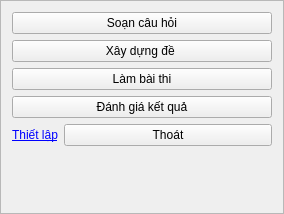
First picture: the form in giao_dien_chinh/giao_dien_chinh.ui, repository NguyenQuangMinh0504/he_thong_tao_de_thi_cho_giao_vien, before the edit.
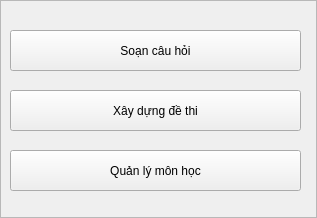
Second picture: the form after the edit.

Diff of the .ui file:
```diff
--- a/giao_dien_chinh/giao_dien_chinh.ui
+++ b/giao_dien_chinh/giao_dien_chinh.ui
@@ -6,15 +6,10 @@
    <rect>
     <x>0</x>
     <y>0</y>
-    <width>284</width>
-    <height>214</height>
+    <width>317</width>
+    <height>218</height>
    </rect>
   </property>
-  <property name="font">
-   <font>
-    <underline>false</underline>
-   </font>
-  </property>
   <property name="windowTitle">
    <string>Frame</string>
   </property>
@@ -24,65 +19,45 @@
   <property name="frameShadow">
    <enum>QFrame::Raised</enum>
   </property>
-  <layout class="QFormLayout" name="formLayout">
-   <item row="0" column="0" colspan="2">
-    <layout class="QVBoxLayout" name="button_layout">
-     <item>
-      <widget class="QPushButton" name="soan_cau_hoi_button">
-       <property name="text">
-        <string>Soạn câu hỏi</string>
-       </property>
-      </widget>
-     </item>
-     <item>
-      <widget class="QPushButton" name="xay_dung_de_button">
-       <property name="text">
-        <string>Xây dựng đề </string>
-       </property>
-      </widget>
-     </item>
-     <item>
-      <widget class="QPushButton" name="lam_bai_thi">
-       <property name="text">
-        <string>Làm bài thi</string>
-       </property>
-      </widget>
-     </item>
-     <item>
-      <widget class="QPushButton" name="danh_gia_ket_qua_button">
-       <property name="text">
-        <string>Đánh giá kết quả</string>
-       </property>
-      </widget>
-     </item>
-    </layout>
-   </item>
-   <item row="2" column="0">
-    <widget class="QLabel" name="thiet_lap_label">
-     <property name="enabled">
-      <bool>true</bool>
-     </property>
-     <property name="font">
-      <font>
-       <underline>true</underline>
-      </font>
-     </property>
-     <property name="autoFillBackground">
-      <bool>false</bool>
-     </property>
-     <property name="text">
-      <string>&lt;html&gt;&lt;head/&gt;&lt;body&gt;&lt;p&gt;&lt;span style=&quot; color:#0000ff;&quot;&gt;Thiết lập&lt;/span&gt;&lt;/p&gt;&lt;/body&gt;&lt;/html&gt;</string>
-     </property>
-    </widget>
-   </item>
-   <item row="2" column="1">
-    <widget class="QPushButton" name="thoat_button">
-     <property name="text">
-      <string>Thoát</string>
-     </property>
-    </widget>
-   </item>
-  </layout>
+  <widget class="QPushButton" name="soan_cau_hoi_button">
+   <property name="geometry">
+    <rect>
+     <x>10</x>
+     <y>30</y>
+     <width>291</width>
+     <height>41</height>
+    </rect>
+   </property>
+   <property name="text">
+    <string>Soạn câu hỏi</string>
+   </property>
+  </widget>
+  <widget class="QPushButton" name="xay_dung_de_thi_button">
+   <property name="geometry">
+    <rect>
+     <x>10</x>
+     <y>90</y>
+     <width>291</width>
+     <height>41</height>
+    </rect>
+   </property>
+   <property name="text">
+    <string>Xây dựng đề thi</string>
+   </property>
+  </widget>
+  <widget class="QPushButton" name="quan_li_mon_hoc_button">
+   <property name="geometry">
+    <rect>
+     <x>10</x>
+     <y>150</y>
+     <width>291</width>
+     <height>41</height>
+    </rect>
+   </property>
+   <property name="text">
+    <string>Quản lý môn học</string>
+   </property>
+  </widget>
  </widget>
  <resources/>
  <connections>
```
Left out of the diff: 23 changed lines with no effect on the pictures.
